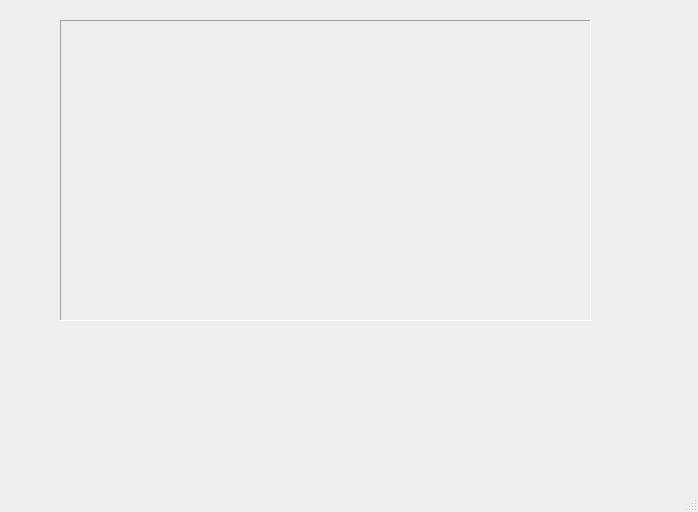
The window that SERVER_GUI/server.ui (Freshield/BID_SYSTEM) describes before a commit, drawn with Qt 5.
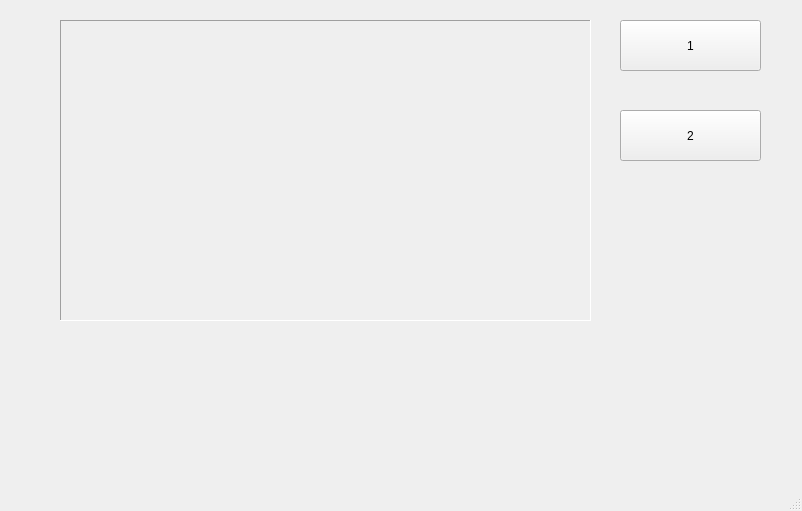
The same window after the commit.

Diff of the .ui file:
```diff
--- a/SERVER_GUI/server.ui
+++ b/SERVER_GUI/server.ui
@@ -6,8 +6,8 @@
    <rect>
     <x>0</x>
     <y>0</y>
-    <width>698</width>
-    <height>512</height>
+    <width>802</width>
+    <height>511</height>
    </rect>
   </property>
   <property name="windowTitle">
@@ -33,6 +33,32 @@
      <string/>
     </property>
    </widget>
+   <widget class="QPushButton" name="Button1">
+    <property name="geometry">
+     <rect>
+      <x>620</x>
+      <y>20</y>
+      <width>141</width>
+      <height>51</height>
+     </rect>
+    </property>
+    <property name="text">
+     <string>1</string>
+    </property>
+   </widget>
+   <widget class="QPushButton" name="Button2">
+    <property name="geometry">
+     <rect>
+      <x>620</x>
+      <y>110</y>
+      <width>141</width>
+      <height>51</height>
+     </rect>
+    </property>
+    <property name="text">
+     <string>2</string>
+    </property>
+   </widget>
   </widget>
   <widget class="QMenuBar" name="menuBar">
    <property name="geometry">
```
Left out of the diff: 2 changed lines with no effect on the pictures.
